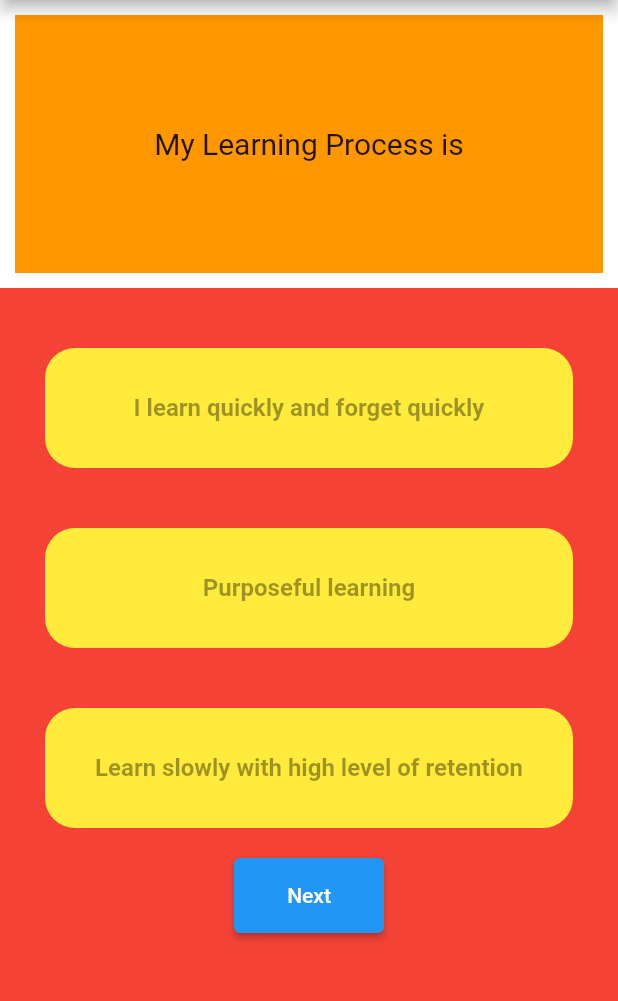
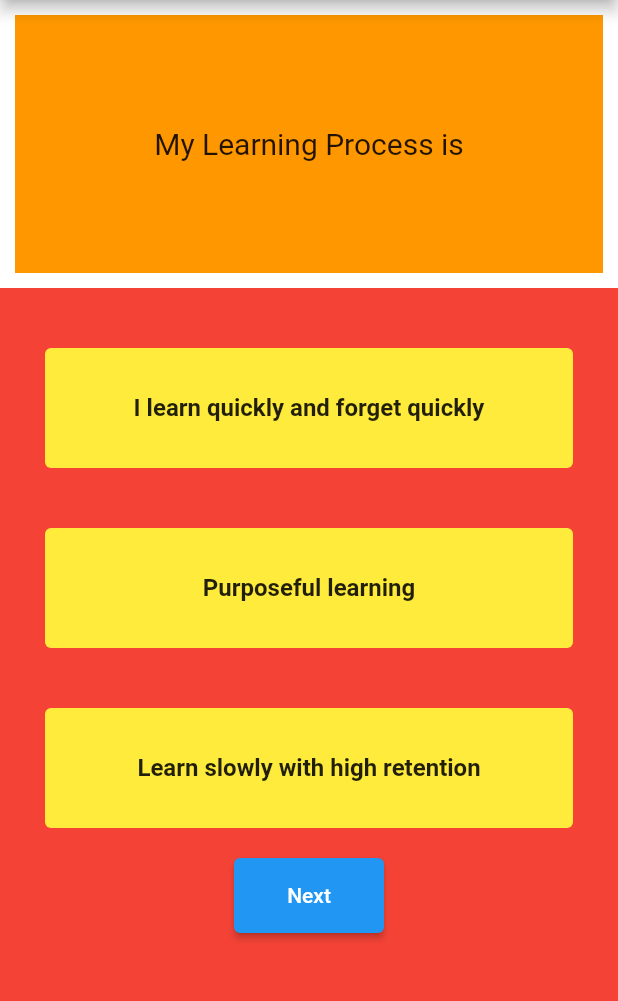
Before and after one commit to suyoscar11/ayurveda_dosha, a Flutter app: the screen it shows after launch, after a tap on "Next", on a phone screen of 412 x 824 dp, the part 84-1085 px from its top. Run offline on Flutter 3.47's test engine with Material 2 defaults, Android fonts, the phone set to English and light mode, and no system bars.

Commit message:
Experimented with Elevate Button styles

```diff
--- a/lib/learning.dart
+++ b/lib/learning.dart
@@ -27,7 +27,7 @@ List<String> answers = [
   "Methodical Thinking and action",
   "I learn quickly and forget quickly",
   "Purposeful learning",
-  "Learn slowly with high level of retention",
+  "Learn slowly with high retention",
   "Like multiple tasks at a time",
   "Selective Task at a time",
   "Need stimulation to do work",
@@ -103,9 +103,21 @@ class _LearningState extends State<Learning> {
                 color: Colors.red,
                 child: Column(
                   children: [
-                    answer(answerText: answers[a], ifPressed: () {}),
-                    answer(answerText: answers[b], ifPressed: () {}),
-                    answer(answerText: answers[c], ifPressed: () {}),
+                    answer(
+                        answerText: answers[a],
+                        ifPressed: () {
+                          print('lala');
+                        }),
+                    answer(
+                        answerText: answers[b],
+                        ifPressed: () {
+                          print('lalala');
+                        }),
+                    answer(
+                        answerText: answers[c],
+                        ifPressed: () {
+                          print('lalalala');
+                        }),
                     const SizedBox(
                       height: 20,
                     ),
@@ -122,8 +134,6 @@ class _LearningState extends State<Learning> {
                               c = c + 3;
                               if (questionNumber >= questions.length) {
                                 resetQuiz();
-                              } else {
-                                print("Continue");
                               }
                             });
 
@@ -145,6 +155,7 @@ class _LearningState extends State<Learning> {
 class answer extends StatelessWidget {
   final String answerText;
   final Function ifPressed;
+  bool isSelected = true;
 
   answer({required this.answerText, required this.ifPressed});
 
@@ -153,11 +164,10 @@ class answer extends StatelessWidget {
     return Container(
       margin: EdgeInsets.only(left: 30, top: 40, right: 30),
       height: 80,
-      decoration: BoxDecoration(
-          color: Colors.yellow, borderRadius: BorderRadius.circular(20)),
+      decoration: BoxDecoration(borderRadius: BorderRadius.circular(20)),
       child: ElevatedButton(
         style: ButtonStyle(
-          backgroundColor: MaterialStateProperty.all(Colors.transparent),
+          backgroundColor: MaterialStateProperty.all(Colors.yellow),
         ),
         onPressed: ifPressed(),
         child: Center(
@@ -165,7 +175,10 @@ class answer extends StatelessWidget {
           padding: EdgeInsets.all(8.0),
           child: Text(
             answerText,
-            style: TextStyle(fontSize: 16, fontWeight: FontWeight.bold),
+            style: TextStyle(
+                fontSize: 16,
+                fontWeight: FontWeight.bold,
+                color: Colors.black87),
           ),
         )),
       ),
```
